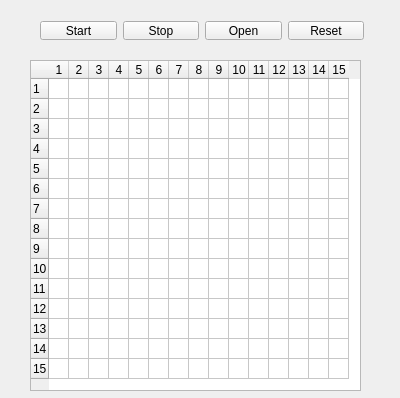
First picture: the form in sources/View/GUI/widget.ui, repository kantoku009/Dijkstra, before the edit.
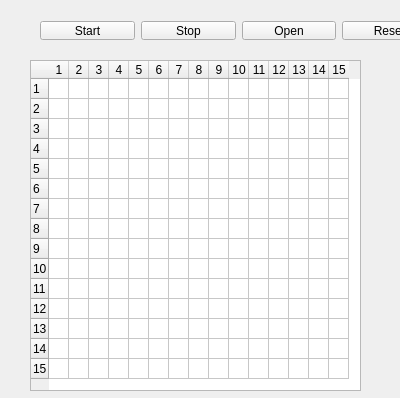
Second picture: the form after the edit.

```diff
--- a/sources/View/GUI/widget.ui
+++ b/sources/View/GUI/widget.ui
@@ -70,7 +70,7 @@
     <rect>
      <x>29</x>
      <y>10</y>
-     <width>346</width>
+     <width>419</width>
      <height>41</height>
     </rect>
    </property>
```
Left out of the diff: 14 changed lines with no effect on the pictures.
